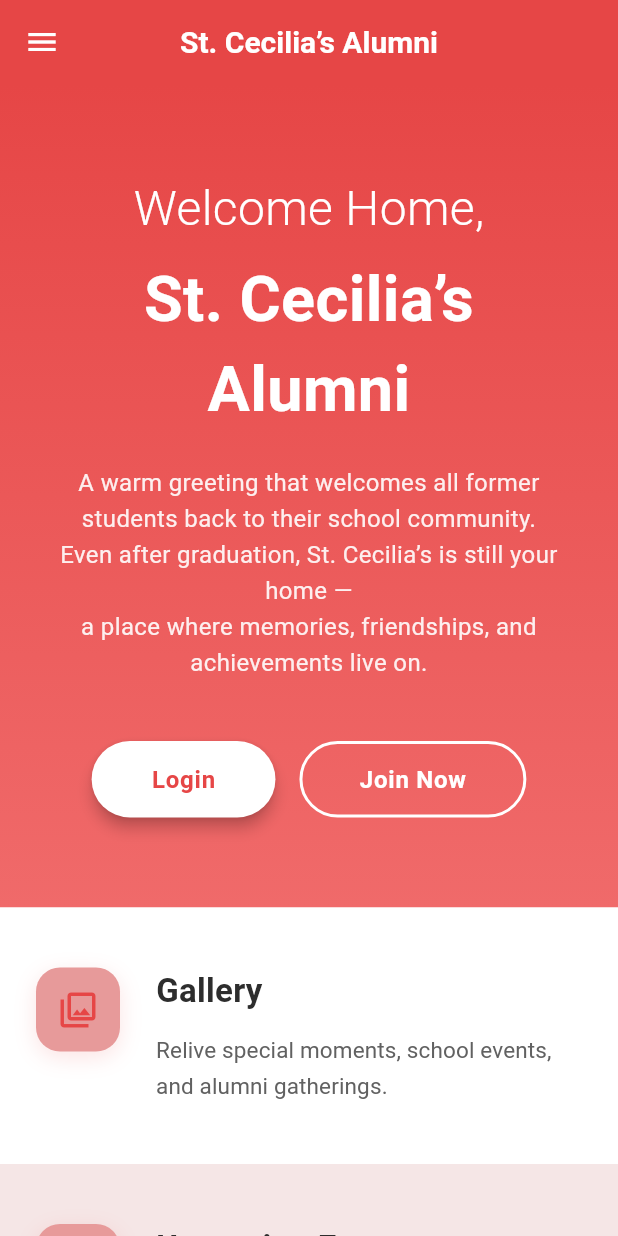
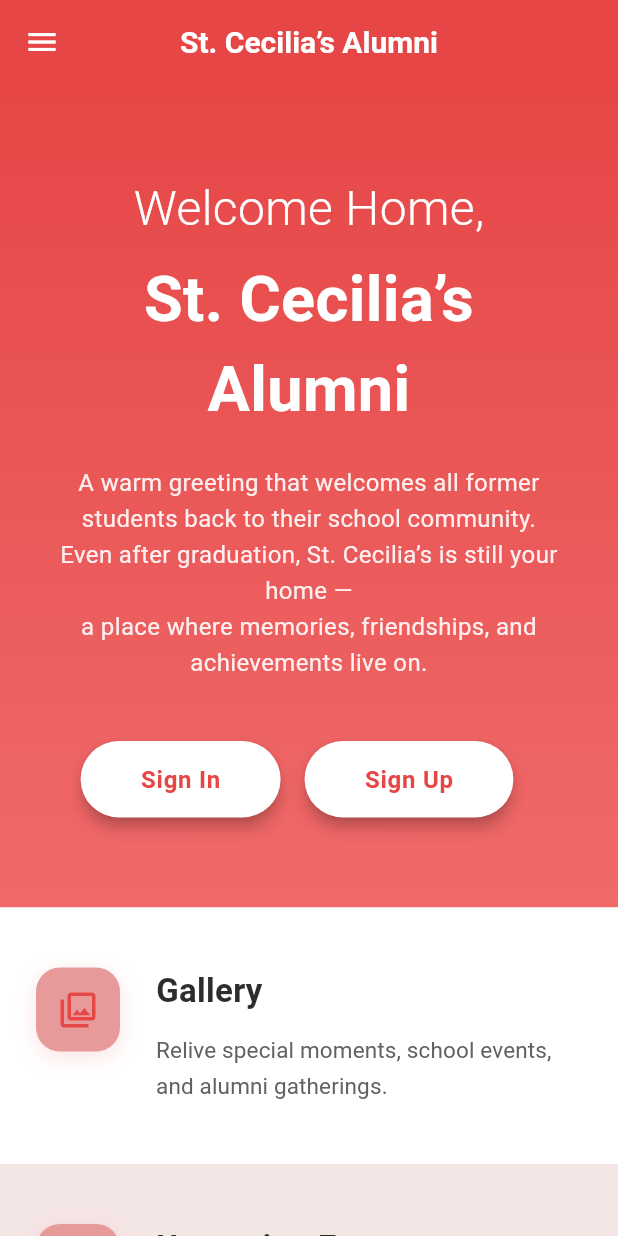
Before and after one commit to SirJmss/Alumni-Management-System, a Flutter app: the screen it shows after launch, on a phone screen of 412 x 824 dp. Run offline on Flutter 3.47's test engine with Material 3 defaults, Android fonts, the phone set to English and light mode, and no system bars; our stand-ins replace cloud_firestore, firebase_auth, firebase_core; accounts and stored records are empty.

Commit message:
Design some in main.dart

```diff
--- a/lib/main.dart
+++ b/lib/main.dart
@@ -1,7 +1,7 @@
 import 'package:firebase_core/firebase_core.dart';
 import 'package:flutter/material.dart';
 import 'firebase_options.dart';
-
+import 'package:alumni/features/auth/presentation/screens/register_screen.dart';
 import 'package:alumni/features/gallery/presentation/screens/gallery_screen.dart';
 import 'package:alumni/features/auth/presentation/screens/login_screen.dart';
 import 'package:alumni/features/dashboard/presentation/screens/dashboard_screen.dart';
@@ -137,16 +137,17 @@ class LandingPage extends StatelessWidget {
               ),
             ),
             _buildEnhancedDrawerTile(Icons.home_outlined, 'Home', () => Navigator.pop(context), isPrimary: true),
-            _buildEnhancedDrawerTile(Icons.login_outlined, 'Login', () {
-              Navigator.pop(context);
+            _buildEnhancedDrawerTile(Icons.login_outlined, 'Login', () {Navigator.pop(context);
               Navigator.push(context, MaterialPageRoute(builder: (_) => const LoginScreen()));
             }),
-            _buildEnhancedDrawerTile(Icons.person_add_outlined, 'Register', () {
-              Navigator.pop(context);
-              ScaffoldMessenger.of(context).showSnackBar(
-                const SnackBar(content: Text("Register coming soon")),
-              );
+
+
+            _buildEnhancedDrawerTile(Icons.person_add_outlined, 'Register', () { Navigator.pop(context);
+            Navigator.push(context, MaterialPageRoute(builder: (_) => const RegisterScreen()));
             }),
+
+
+
             const Divider(color: Colors.white30, indent: 16, endIndent: 16),
             _buildEnhancedDrawerTile(Icons.photo_library_outlined, 'Gallery', () {
               Navigator.pop(context);
@@ -212,11 +213,17 @@ class LandingPage extends StatelessWidget {
                   const SizedBox(height: 40),
                   Row(
                     mainAxisAlignment: MainAxisAlignment.center,
+
+
+
+
                     children: [
                       ElevatedButton(
                         onPressed: () {
                           Navigator.push(
                             context,
+
+
                             MaterialPageRoute(
                               builder: (context) => const LoginScreen(),
                             ),
@@ -229,34 +236,60 @@ class LandingPage extends StatelessWidget {
                           shape: RoundedRectangleBorder(borderRadius: BorderRadius.circular(28)),
                           elevation: 4,
                         ),
+
+
                         child: const Text(
-                          "Login",
+                          "Sign In",
+                          style: TextStyle(fontSize: 16, fontWeight: FontWeight.bold, letterSpacing: 0.5),
+                        ),
+                      ),
+
+
+
+                      const SizedBox(width: 16),
+                        ElevatedButton(
+                        onPressed: () {
+                          Navigator.push(
+                            context,
+
+
+                            MaterialPageRoute(
+                              builder: (context) => const RegisterScreen(),
+                            ),
+                          );
+                        },
+                        style: ElevatedButton.styleFrom(
+                          backgroundColor: Colors.white,
+                          foregroundColor: const Color(0xFFE64646),
+                          padding: const EdgeInsets.symmetric(horizontal: 40, vertical: 14),
+                          shape: RoundedRectangleBorder(borderRadius: BorderRadius.circular(28)),
+                          elevation: 4,
+                        ),
+
+
+                        child: const Text(
+                          "Sign Up",
                           style: TextStyle(fontSize: 16, fontWeight: FontWeight.bold, letterSpacing: 0.5),
                         ),
                       ),
                       const SizedBox(width: 16),
-                      OutlinedButton(
-                        onPressed: () {
-                          ScaffoldMessenger.of(context).showSnackBar(
-                            const SnackBar(content: Text("Register coming soon")),
-                          );
-                        },
-                        style: OutlinedButton.styleFrom(
-                          side: const BorderSide(color: Colors.white, width: 2),
-                          foregroundColor: Colors.white,
-                          padding: const EdgeInsets.symmetric(horizontal: 40, vertical: 14),
-                          shape: RoundedRectangleBorder(borderRadius: BorderRadius.circular(28)),
-                        ),
-                        child: const Text(
-                          "Join Now",
-                          style: TextStyle(fontSize: 16, fontWeight: FontWeight.bold, letterSpacing: 0.5),
-                        ),
-                      ),
                     ],
+
+
                   ),
                 ],
               ),
             ),
+
+
+
+
+
+
+
+
+
+
             // Feature sections
             _buildSection(
               title: "Gallery",
```
